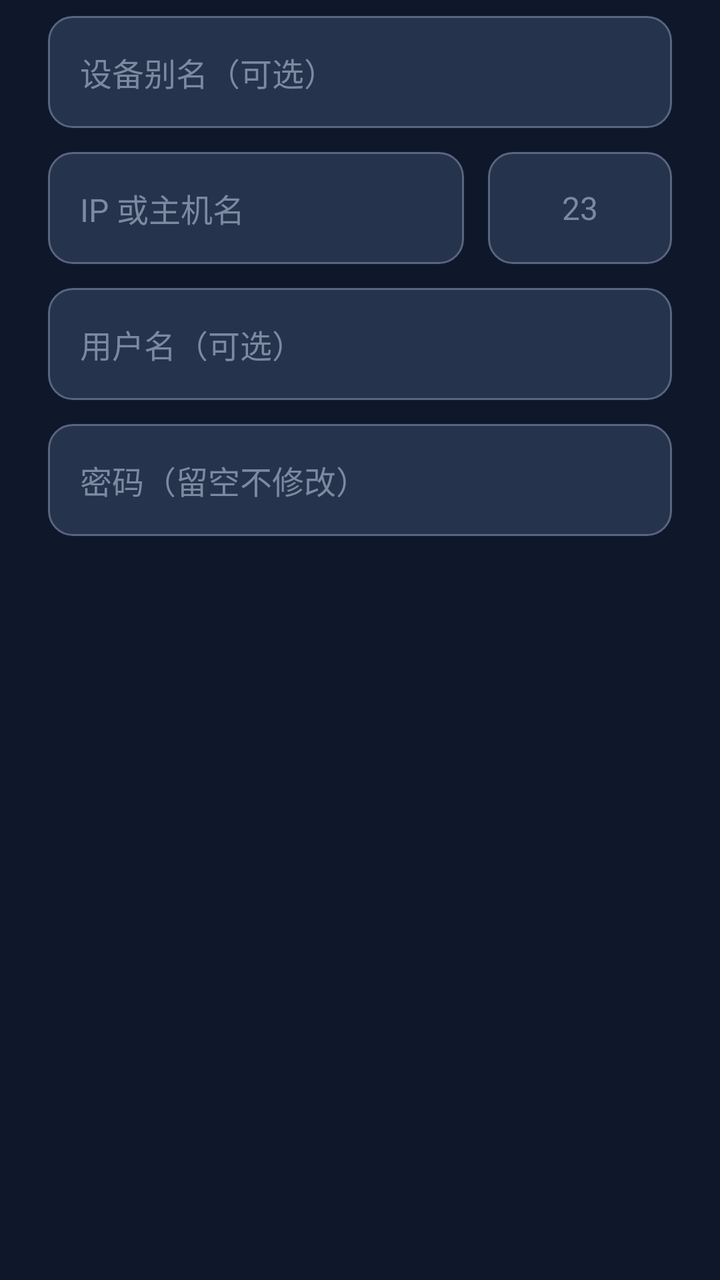
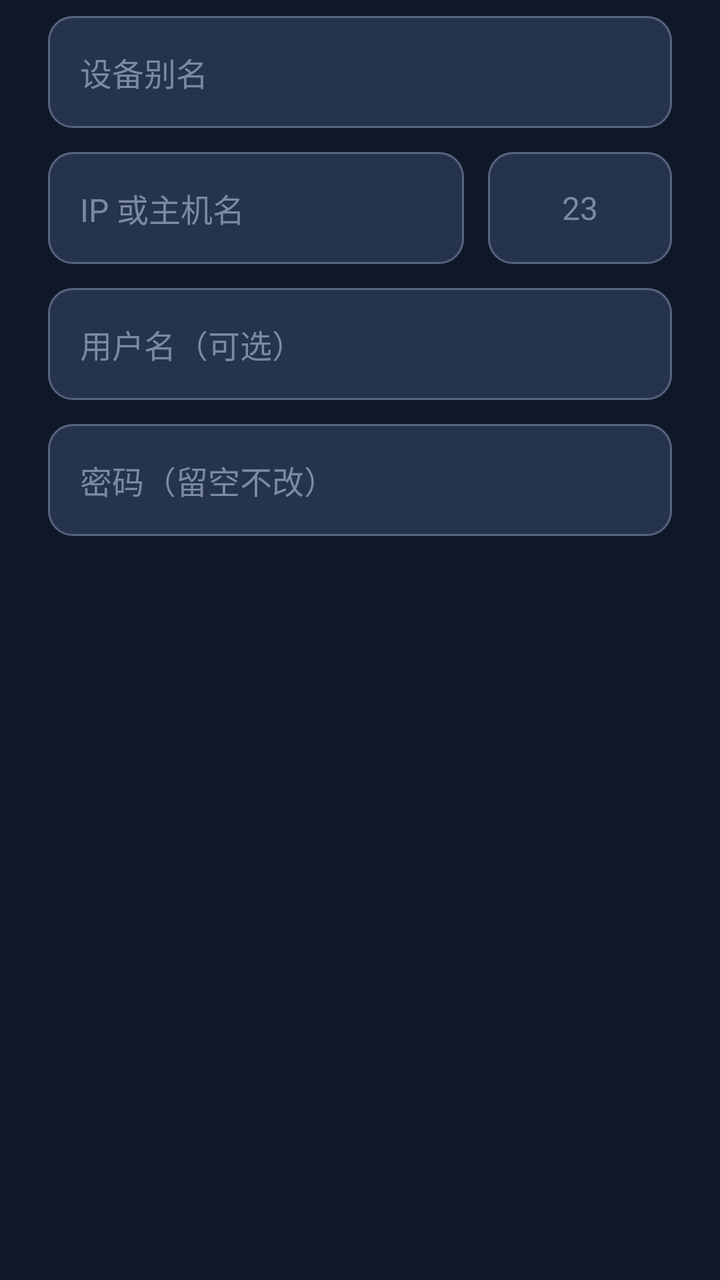

Screens rendered from an Android XML layout before and after an edit, with the pre-edit source and the edit as a unified diff.
<!-- AndroidManifest.xml: application theme Theme.CasdonLink -->
<!-- res/layout/dialog_device_edit.xml -->
<?xml version="1.0" encoding="utf-8"?>
<LinearLayout xmlns:android="http://schemas.android.com/apk/res/android"
    android:layout_width="match_parent"
    android:layout_height="wrap_content"
    android:orientation="vertical"
    android:paddingStart="@dimen/space_2xl"
    android:paddingTop="@dimen/space_sm"
    android:paddingEnd="@dimen/space_2xl"
    android:paddingBottom="@dimen/space_xs">

    <EditText
        android:id="@+id/editName"
        style="@style/Widget.CasdonLink.EditText"
        android:hint="设备别名（可选）"
        android:inputType="text"
        android:maxLength="40" />

    <LinearLayout
        android:layout_width="match_parent"
        android:layout_height="wrap_content"
        android:layout_marginTop="@dimen/space_md"
        android:orientation="horizontal">

        <EditText
            android:id="@+id/editIp"
            style="@style/Widget.CasdonLink.EditText"
            android:layout_width="0dp"
            android:layout_weight="1"
            android:hint="IP 或主机名"
            android:inputType="text" />

        <EditText
            android:id="@+id/editPort"
            style="@style/Widget.CasdonLink.EditText.Port"
            android:layout_marginStart="@dimen/space_md"
            android:hint="23" />
    </LinearLayout>

    <EditText
        android:id="@+id/editUsername"
        style="@style/Widget.CasdonLink.EditText"
        android:layout_marginTop="@dimen/space_md"
        android:hint="用户名（可选）"
        android:inputType="text" />

    <EditText
        android:id="@+id/editPassword"
        style="@style/Widget.CasdonLink.EditText"
        android:layout_marginTop="@dimen/space_md"
        android:hint="密码（留空不修改）"
        android:inputType="textPassword" />

    <CheckBox
        android:id="@+id/editClearPassword"
        android:layout_width="match_parent"
        android:layout_height="wrap_content"
        android:layout_marginTop="@dimen/space_md"
        android:buttonTint="@color/primary"
        android:text="清除已保存的密码"
        android:textColor="@color/text_primary"
        android:textSize="@dimen/text_body"
        android:visibility="gone" />

</LinearLayout>
<!-- resources referenced by this layout -->
<resources>
  <color name="primary">#4F9CF9</color>
  <color name="text_primary">@color/on_surface</color>
  <dimen name="space_2xl">24dp</dimen>
  <dimen name="space_md">12dp</dimen>
  <dimen name="space_sm">8dp</dimen>
  <dimen name="space_xs">4dp</dimen>
  <dimen name="text_body">14sp</dimen>
  <style name="Widget.CasdonLink.EditText.Port" parent="Widget.CasdonLink.EditText">
          <item name="android:layout_width">@dimen/port_field_width</item>
          <item name="android:gravity">center</item>
          <item name="android:inputType">number</item>
          <item name="android:maxLength">5</item>
      </style>
  <style name="Theme.CasdonLink" parent="Base.Theme.CasdonLink" />
  <color name="on_surface">#E5E7EB</color>
  <style name="Widget.CasdonLink" parent="" />
  <dimen name="text_field_height">56dp</dimen>
  <dimen name="field_padding_horizontal">@dimen/space_lg</dimen>
  <color name="text_hint">#7C8AA0</color>
  <dimen name="text_body_large">16sp</dimen>
  <dimen name="port_field_width">92dp</dimen>
  <color name="surface_container_highest">#26334D</color>
  <color name="outline">#57657D</color>
  <dimen name="corner_medium">12dp</dimen>
  <dimen name="space_lg">16dp</dimen>
  <color name="on_primary">#04121F</color>
  <color name="primary_container">#1E3A5F</color>
  <color name="on_primary_container">#D6E7FF</color>
  <color name="inverse_primary">#1E3A5F</color>
  <color name="secondary">#5EEAD4</color>
  <color name="on_secondary">#03201C</color>
  <color name="secondary_container">#123C3A</color>
  <color name="on_secondary_container">#B8FFF2</color>
  <color name="error">#F87171</color>
  <color name="on_error">#2A0A0A</color>
  <color name="error_container">#4A1D1D</color>
  <color name="on_error_container">#FFDAD6</color>
  <color name="surface">#0F172A</color>
  <color name="surface_variant">#2B3852</color>
  <color name="on_surface_variant">#A3B0C2</color>
  <color name="surface_dim">#0B1220</color>
  <color name="surface_bright">#35415C</color>
  <color name="surface_container_lowest">#0A101D</color>
  <color name="surface_container_low">#141E33</color>
  <color name="surface_container">#1A253B</color>
  <color name="surface_container_high">#202C44</color>
  <color name="inverse_surface">#E5E7EB</color>
  <color name="inverse_on_surface">#1A253B</color>
  <color name="outline_variant">#334155</color>
  <style name="ShapeAppearance.CasdonLink.Medium" parent="ShapeAppearance.Material3.Corner.Medium">
          <item name="cornerSize">@dimen/corner_medium</item>
      </style>
  <style name="ShapeAppearance.CasdonLink.Large" parent="ShapeAppearance.Material3.Corner.Large">
          <item name="cornerSize">@dimen/corner_large</item>
      </style>
  <dimen name="corner_large">16dp</dimen>
  <style name="MaterialAlertDialog.CasdonLink" parent="MaterialAlertDialog.Material3">
          <item name="backgroundTint">@color/surface_container_high</item>
          <item name="shapeAppearance">@style/ShapeAppearance.CasdonLink.Dialog</item>
      </style>
  <style name="MaterialAlertDialog.CasdonLink.Title.Text" parent="MaterialAlertDialog.Material3.Title.Text">
          <item name="android:textColor">@color/on_surface</item>
          <item name="android:textSize">@dimen/text_toolbar_title</item>
      </style>
  <style name="MaterialAlertDialog.CasdonLink.Body.Text" parent="MaterialAlertDialog.Material3.Body.Text">
          <item name="android:textColor">@color/on_surface_variant</item>
          <item name="android:textSize">@dimen/text_body</item>
      </style>
  <style name="ShapeAppearance.CasdonLink.Dialog" parent="ShapeAppearance.CasdonLink.Large" />
  <color name="ripple_primary">#334F9CF9</color>
  <dimen name="text_toolbar_title">22sp</dimen>
  <!-- unchanged entries left out for length: 5 -->
</resources>

<!-- the commit's change to res/layout/dialog_device_edit.xml (unified diff, before → after) -->
@@ -11,7 +11,7 @@
     <EditText
         android:id="@+id/editName"
         style="@style/Widget.CasdonLink.EditText"
-        android:hint="设备别名（可选）"
+        android:hint="设备别名"
         android:inputType="text"
         android:maxLength="40" />
 
@@ -47,7 +47,7 @@
         android:id="@+id/editPassword"
         style="@style/Widget.CasdonLink.EditText"
         android:layout_marginTop="@dimen/space_md"
-        android:hint="密码（留空不修改）"
+        android:hint="密码（留空不改）"
         android:inputType="textPassword" />
 
     <CheckBox
@@ -55,8 +55,7 @@
         android:layout_width="match_parent"
         android:layout_height="wrap_content"
         android:layout_marginTop="@dimen/space_md"
-        android:buttonTint="@color/primary"
-        android:text="清除已保存的密码"
+        android:text="清除已保存密码"
         android:textColor="@color/text_primary"
         android:textSize="@dimen/text_body"
         android:visibility="gone" />
